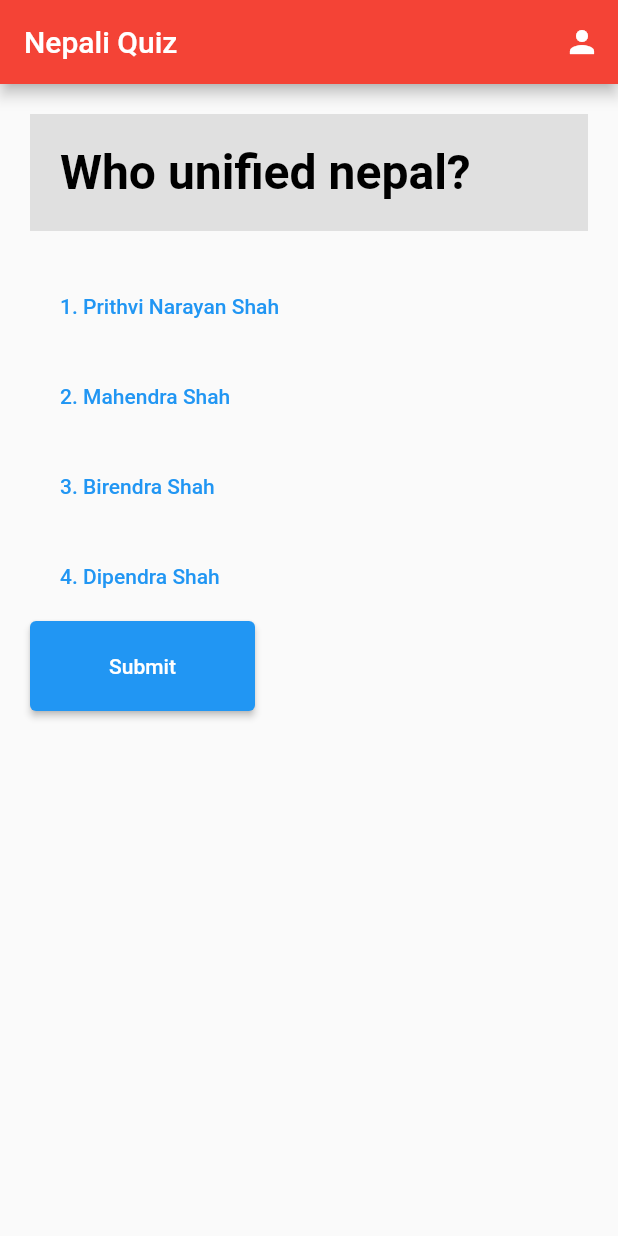
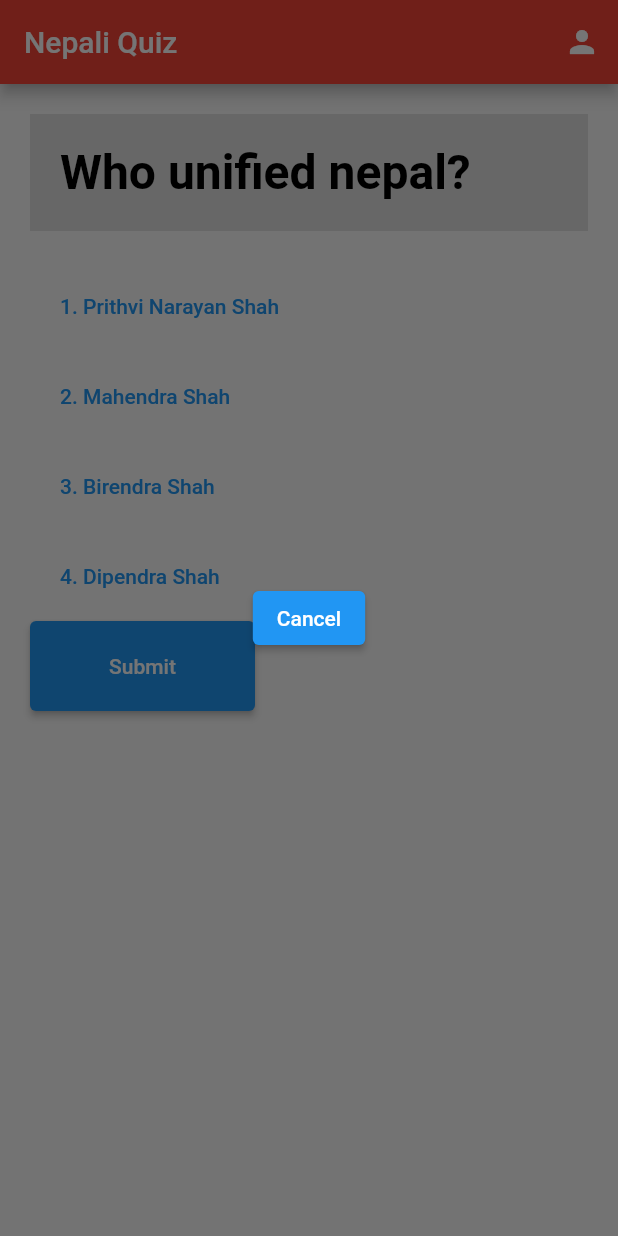
Before and after one commit to lohanidamodar/namaste_flutter, a Flutter app: the screen it shows after launch, after a tap on "Submit", on a phone screen of 412 x 824 dp. Run offline on Flutter 3.47's test engine with Material 2 defaults, Android fonts, the light colour scheme and no system bars.

Commit message:
ep8 final

```diff
--- a/lib/main.dart
+++ b/lib/main.dart
@@ -115,6 +115,46 @@ class HomePage extends StatelessWidget {
             ElevatedButton(
               onPressed: () {
                 print("Submit pressed");
+                showDialog(
+                    context: context,
+                    builder: (context) {
+                      return Center(
+                        child: Container(
+                          child: ElevatedButton(
+                            child: Text("Cancel"),
+                            onPressed: () {
+                              Navigator.pop(context);
+                            },
+                          ),
+                        ),
+                      );
+                      return AlertDialog(
+                        title: Text("Submit quiz"),
+                        content: Text("Are you sure you want to submit?"),
+                        actions: [
+                          TextButton(
+                            onPressed: () {
+                              print("ok working on job");
+                              Navigator.pop(context);
+                            },
+                            child: Text("OK"),
+                          ),
+                          TextButton(
+                            onPressed: () {
+                              Navigator.pop(context);
+                            },
+                            child: Text("Cancel"),
+                          ),
+                        ],
+                      );
+                    });
+                // ScaffoldMessenger.of(context).showSnackBar(
+                //   SnackBar(
+                //     content:
+                //         Text("You cannot submit without selecting an answer"),
+                //     backgroundColor: Colors.red,
+                //   ),
+                // );
               },
               style: ElevatedButton.styleFrom(
                 fixedSize: Size(150, 60),
```
